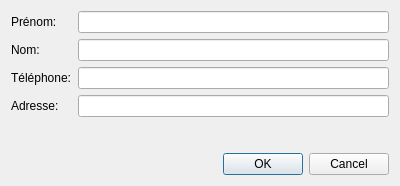
Qt form InfoDynamiqueQt/Vues/vuegestionclient.ui (AlexandreGirardin/ProjetAnalyse) before a commit.
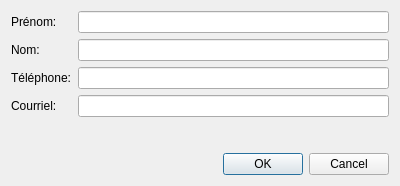
The same form after that commit.

Diff of the .ui file:
```diff
--- a/InfoDynamiqueQt/Vues/vuegestionclient.ui
+++ b/InfoDynamiqueQt/Vues/vuegestionclient.ui
@@ -49,7 +49,7 @@
      <item row="3" column="0">
       <widget class="QLabel" name="etiquetteAdresse">
        <property name="text">
-        <string>Adresse:</string>
+        <string>Courriel:</string>
        </property>
       </widget>
      </item>
```
